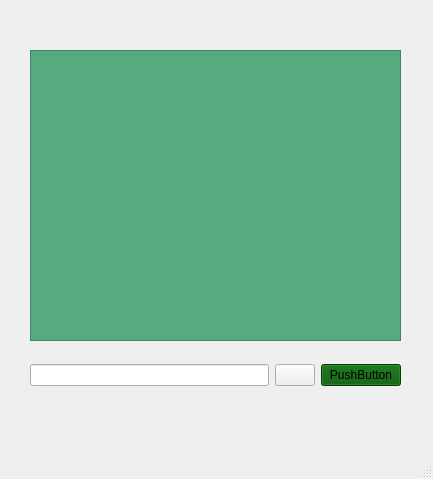
First picture: the form in entername2/client.ui, repository Parsa20231401/FAZE1.0, before the edit.
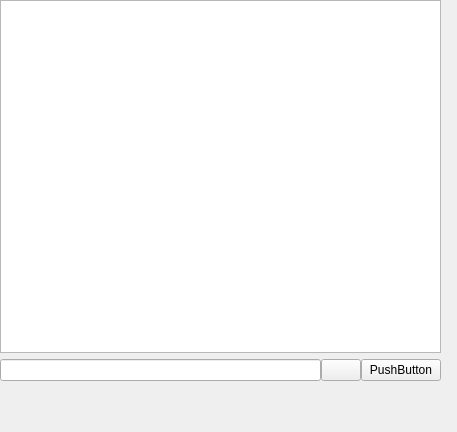
Second picture: the form after the edit. Icons and pictures are not drawn.

Patch:
```diff
--- a/entername2/client.ui
+++ b/entername2/client.ui
@@ -6,8 +6,8 @@
    <rect>
     <x>0</x>
     <y>0</y>
-    <width>433</width>
-    <height>479</height>
+    <width>457</width>
+    <height>432</height>
    </rect>
   </property>
   <property name="windowTitle">
@@ -17,29 +17,28 @@
    <string notr="true"/>
   </property>
   <widget class="QWidget" name="centralwidget">
+   <widget class="QWidget" name="verticalLayoutWidget">
+    <property name="geometry">
+     <rect>
+      <x>0</x>
+      <y>0</y>
+      <width>441</width>
+      <height>381</height>
+     </rect>
+    </property>
+    <layout class="QVBoxLayout" name="verticalLayout">
+     <item>
    <widget class="QListWidget" name="listWidget">
-    <property name="geometry">
-     <rect>
-      <x>30</x>
-      <y>50</y>
-      <width>371</width>
-      <height>291</height>
-     </rect>
-    </property>
     <property name="styleSheet">
-     <string notr="true">background-color: rgb(85, 170, 127);</string>
-    </property>
-   </widget>
-   <widget class="QWidget" name="horizontalLayoutWidget">
-    <property name="geometry">
-     <rect>
-      <x>30</x>
-      <y>350</y>
-      <width>371</width>
-      <height>51</height>
-     </rect>
-    </property>
+        <string notr="true"/>
+       </property>
+      </widget>
+     </item>
+     <item>
     <layout class="QHBoxLayout" name="horizontalLayout">
+       <property name="spacing">
+        <number>0</number>
+       </property>
      <item>
       <widget class="QLineEdit" name="lineEdit"/>
      </item>
@@ -56,7 +55,7 @@
      <item>
       <widget class="QPushButton" name="pushButton">
        <property name="styleSheet">
-        <string notr="true">background-color: rgb(0, 85, 0);</string>
+          <string notr="true"/>
        </property>
        <property name="text">
         <string>PushButton</string>
@@ -64,6 +63,8 @@
       </widget>
      </item>
     </layout>
+     </item>
+    </layout>
    </widget>
   </widget>
   <widget class="QMenuBar" name="menubar">
@@ -76,7 +77,6 @@
     </rect>
    </property>
   </widget>
-  <widget class="QStatusBar" name="statusbar"/>
  </widget>
  <resources/>
  <connections/>
```
Left out of the diff: 2 changed lines with no effect on the pictures. Lines whose indentation alone changed are shown as unchanged.
